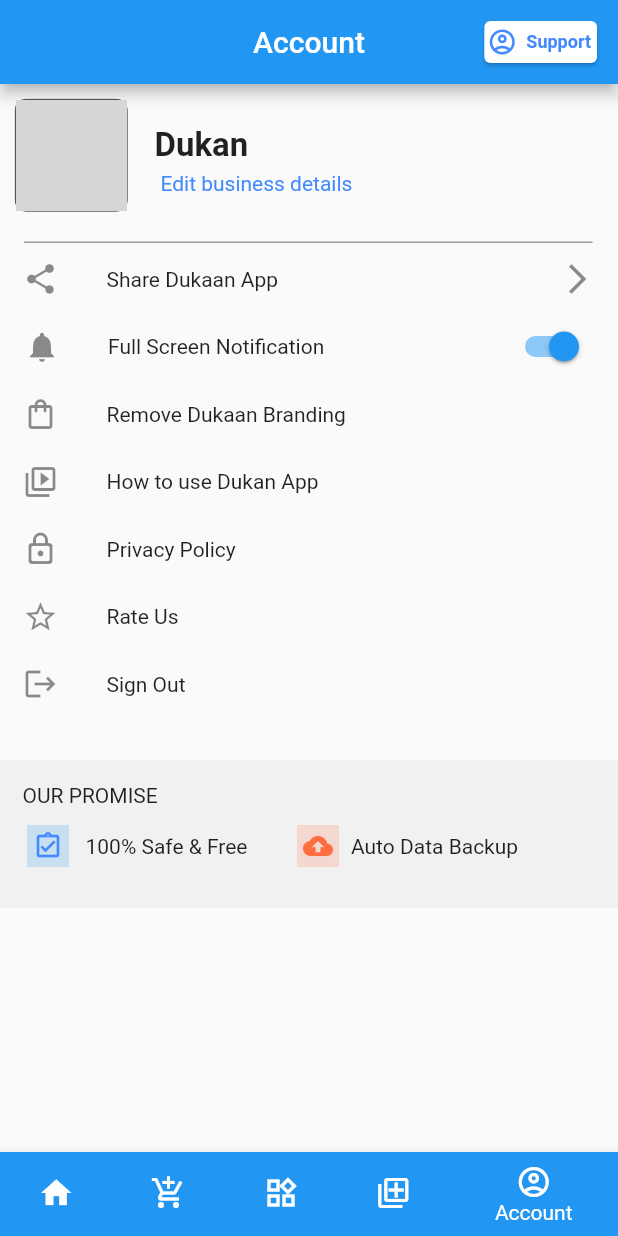
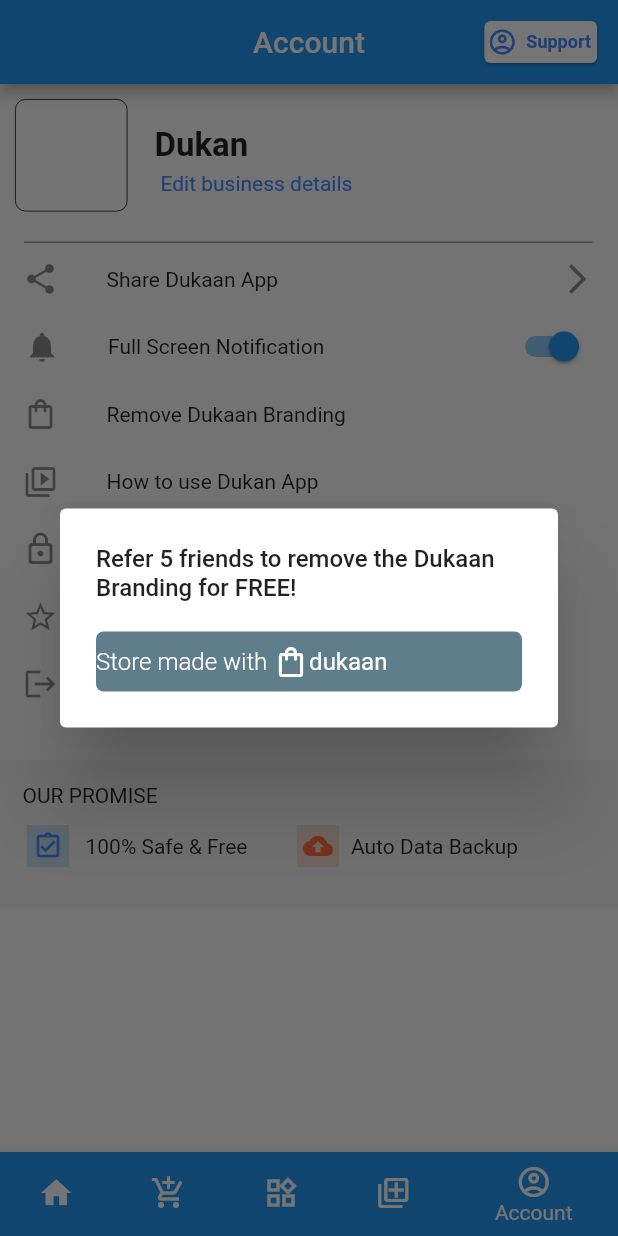
Before and after one commit to SURAJSPS/seller, a Flutter app: the screen it shows after launch, item 5 of the bottom bar chosen, after a tap on "Remove Dukaan Branding", on a phone screen of 412 x 824 dp. Run offline on Flutter 3.47's test engine with Material 2 defaults, Android fonts, the phone set to English and light mode, and no system bars; our stand-ins replace qr_flutter, shimmer, webview_flutter; network calls fail; grey boxes are pictures that could not be loaded.

```diff
--- a/lib/tabs/account/account_page.dart
+++ b/lib/tabs/account/account_page.dart
@@ -6,6 +6,7 @@ import 'package:new1/tabs/account/privacy_policy.dart';
 import 'package:new1/tabs/marketing/share_dukaan_app.dart';
 
 import 'edit_business_detials_page.dart';
+import 'how_to_use_dukan_app.dart';
 
 class BottomAccountPage extends StatefulWidget {
   @override
@@ -227,7 +228,9 @@ class _BottomAccountPageState extends State<BottomAccountPage> {
                   'Remove Dukaan Branding',
                   style: TextStyle(fontSize: 14),
                 ),
-                onTap: () {},
+                onTap: () {
+                  _showMyDialogRemove_Dukaan_Branding();
+                },
                 leading: Icon(Icons.shopping_bag_outlined),
               ),
             ),
@@ -241,7 +244,14 @@ class _BottomAccountPageState extends State<BottomAccountPage> {
                   'How to use Dukan App',
                   style: TextStyle(fontSize: 14),
                 ),
-                onTap: () {},
+                onTap: () {
+                  Navigator.push(
+                    context,
+                    MaterialPageRoute(
+                      builder: (context) => HowToUseDukaanApp(),
+                    ),
+                  );
+                },
                 leading: Icon(Icons.video_collection_outlined),
               ),
             ),
@@ -569,4 +579,65 @@ class _BottomAccountPageState extends State<BottomAccountPage> {
       },
     );
   }
+
+  Future<void> _showMyDialogRemove_Dukaan_Branding() async {
+    return showDialog<void>(
+      context: context,
+      barrierDismissible: false, // user must tap button!
+      builder: (BuildContext context) {
+        return Container(
+          decoration: BoxDecoration(
+            borderRadius: BorderRadius.circular(10),
+          ),
+          child: AlertDialog(
+            title: Column(
+              crossAxisAlignment: CrossAxisAlignment.center,
+              children: [
+                Text(
+                  'Refer 5 friends to remove the Dukaan Branding for FREE!',
+                  style: TextStyle(fontSize: 16,),
+                ),
+              ],
+            ),
+            content: SingleChildScrollView(
+              child: Column(
+                crossAxisAlignment: CrossAxisAlignment.center,
+                children: [
+                  SizedBox(
+                    width: MediaQuery.of(context).size.width * .93,
+                    height: 40,
+                    child: Container(
+                      decoration: BoxDecoration(
+                        borderRadius: BorderRadius.circular(5),
+                        color: Colors.blueGrey,
+                      ),
+                      height: 20,
+                      width: MediaQuery.of(context).size.width * .46,
+                      child: Row(
+                        children: [
+                          Column(
+                            crossAxisAlignment: CrossAxisAlignment.center,
+                            mainAxisAlignment: MainAxisAlignment.center,
+                            children: [
+                              Text(
+                                "Store made with ",
+                                style: TextStyle(color: Colors.white,fontWeight: FontWeight.w300),
+                              ),
+                            ],
+                          ),
+                          Icon(Icons.shopping_bag_outlined,color: Colors.white,),
+                          Text('dukaan',style: TextStyle(color: Colors.white),),
+                        ],
+                      ),
+                    ),
+                  ),
+
+                ],
+              ),
+            ),
+          ),
+        );
+      },
+    );
+  }
 }
--- /dev/null
+++ b/lib/tabs/account/how_to_use_dukan_app.dart
@@ -0,0 +1,18 @@
+import 'package:flutter/material.dart';
+import 'package:webview_flutter/webview_flutter.dart';
+
+class HowToUseDukaanApp extends StatelessWidget {
+  @override
+  Widget build(BuildContext context) {
+    return MaterialApp(debugShowCheckedModeBanner: false,
+      home: Scaffold(
+        appBar: AppBar(
+          title: Text('How to use Dukaan App'),centerTitle: true,
+        ),
+        body: WebView(
+          initialUrl: 'https://www.youtube.com/playlist?reload=9&list=PLs_gKdv4olrZECsyNrKUjuALeqiec4snN',
+        ),
+      ),
+    );
+  }
+}
--- a/pubspec.yaml
+++ b/pubspec.yaml
@@ -8,7 +8,7 @@ publish_to: 'none' # Remove this line if you wish to publish to pub.dev
 # The following defines the version and build number for your application.
 # A version number is three numbers separated by dots, like 1.2.43
 # followed by an optional build number separated by a +.
-# Both the version and the builder number may be overridden in flutter
+# Both the version and the builder
 # build by specifying --build-name and --build-number, respectively.
 # In Android, build-name is used as versionName while build-number used as versionCode.
 # Read more about Android versioning at https://developer.android.com/studio/publish/versioning
```
Also changed, not shown: pubspec.lock, 3 other files.
